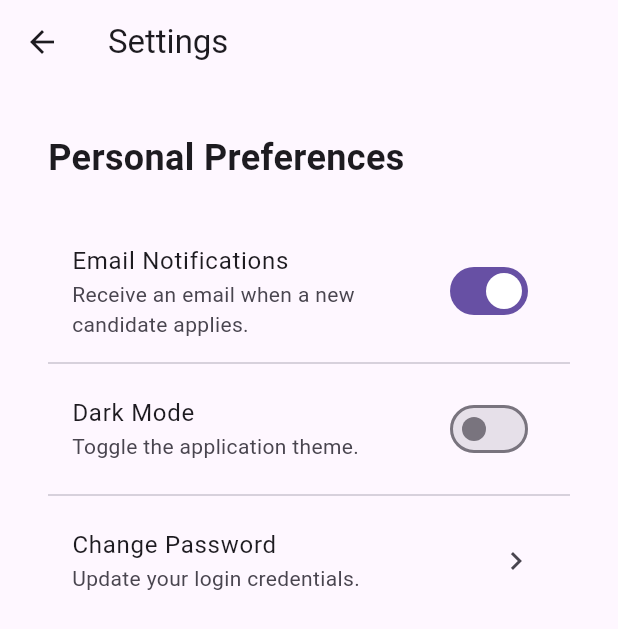
After one commit to shreyas4971/talentdock-admin-ui, a Flutter app: the SettingsScreen screen opened by its route, on a phone screen of 412 x 824 dp. The commit adds this screen. Shown: the top 629 px of the screen. Run offline on Flutter 3.47's test engine with Material 3 defaults, Android fonts, the phone set to English and light mode, and no system bars; our stand-ins replace dio, file_picker, flutter_riverpod, go_router, hive; missing offline and left inert: dart:html; accounts and stored records are empty; network calls fail.

Commit message:
feat: complete MVP UI with Settings screen and backend wiring

```diff
--- a/apps/admin_flutter/lib/main.dart
+++ b/apps/admin_flutter/lib/main.dart
@@ -8,7 +8,7 @@ import 'src/screens/position_edit_screen.dart';
 import 'src/screens/candidate_list_screen.dart';
 import 'src/screens/candidate_details_screen.dart';
 import 'src/screens/feedback_list_screen.dart';
-
+import 'src/screens/settings_screen.dart';
 void main() {
   runApp(const ProviderScope(child: AdminApp()));
 }
@@ -53,6 +53,10 @@ final routerProvider = Provider<GoRouter>((ref) {
         path: '/feedback',
         builder: (context, state) => const FeedbackListScreen(),
       ),
+      GoRoute(
+        path: '/settings',
+        builder: (context, state) => const SettingsScreen(),
+      ),
     ],
   );
 });
--- a/apps/admin_flutter/lib/src/screens/dashboard_screen.dart
+++ b/apps/admin_flutter/lib/src/screens/dashboard_screen.dart
@@ -85,6 +85,11 @@ class DashboardScreen extends ConsumerWidget {
             child: const Text('Positions', style: TextStyle(color: Colors.white))
           ),
           IconButton(
+            icon: const Icon(Icons.settings, color: Colors.white),
+            tooltip: 'Settings',
+            onPressed: () => context.go('/settings'),
+          ),
+          IconButton(
             icon: const Icon(Icons.logout, color: Colors.white),
             onPressed: () {
               context.go('/login');
--- /dev/null
+++ b/apps/admin_flutter/lib/src/screens/settings_screen.dart
@@ -0,0 +1,62 @@
+import 'package:flutter/material.dart';
+import 'package:flutter_riverpod/flutter_riverpod.dart';
+import 'package:go_router/go_router.dart';
+
+class SettingsScreen extends ConsumerStatefulWidget {
+  const SettingsScreen({super.key});
+
+  @override
+  ConsumerState<SettingsScreen> createState() => _SettingsScreenState();
+}
+
+class _SettingsScreenState extends ConsumerState<SettingsScreen> {
+  bool _emailNotifications = true;
+  bool _darkMode = false;
+
+  @override
+  Widget build(BuildContext context) {
+    return Scaffold(
+      appBar: AppBar(
+        title: const Text('Settings'),
+        leading: IconButton(
+          icon: const Icon(Icons.arrow_back),
+          onPressed: () => context.go('/dashboard'),
+        ),
+      ),
+      body: Center(
+        child: SizedBox(
+          width: 600,
+          child: ListView(
+            padding: const EdgeInsets.all(32),
+            children: [
+              const Text('Personal Preferences', style: TextStyle(fontSize: 24, fontWeight: FontWeight.bold)),
+              const SizedBox(height: 32),
+              SwitchListTile(
+                title: const Text('Email Notifications'),
+                subtitle: const Text('Receive an email when a new candidate applies.'),
+                value: _emailNotifications,
+                onChanged: (v) => setState(() => _emailNotifications = v),
+              ),
+              const Divider(),
+              SwitchListTile(
+                title: const Text('Dark Mode'),
+                subtitle: const Text('Toggle the application theme.'),
+                value: _darkMode,
+                onChanged: (v) => setState(() => _darkMode = v),
+              ),
+              const Divider(),
+              ListTile(
+                title: const Text('Change Password'),
+                subtitle: const Text('Update your login credentials.'),
+                trailing: const Icon(Icons.chevron_right),
+                onTap: () {
+                  ScaffoldMessenger.of(context).showSnackBar(const SnackBar(content: Text('Password change not implemented in MVP.')));
+                },
+              ),
+            ],
+          ),
+        ),
+      ),
+    );
+  }
+}
```
